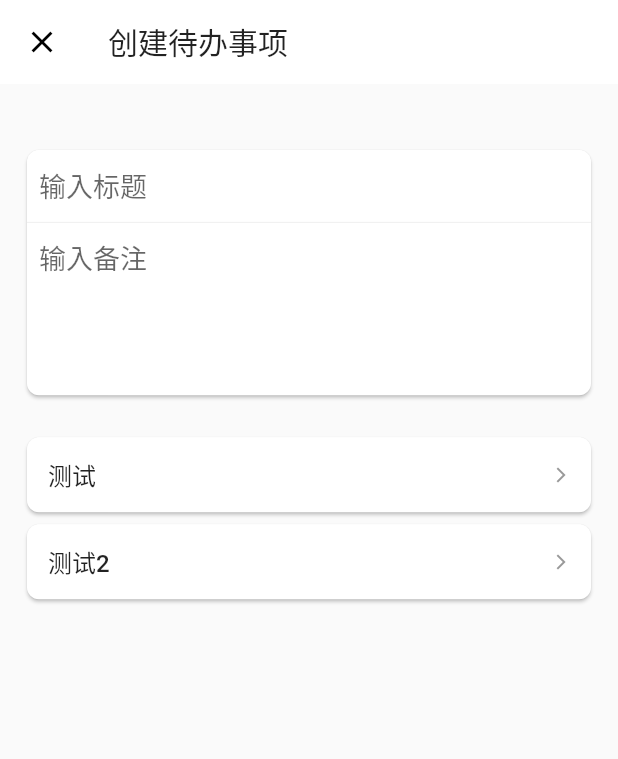
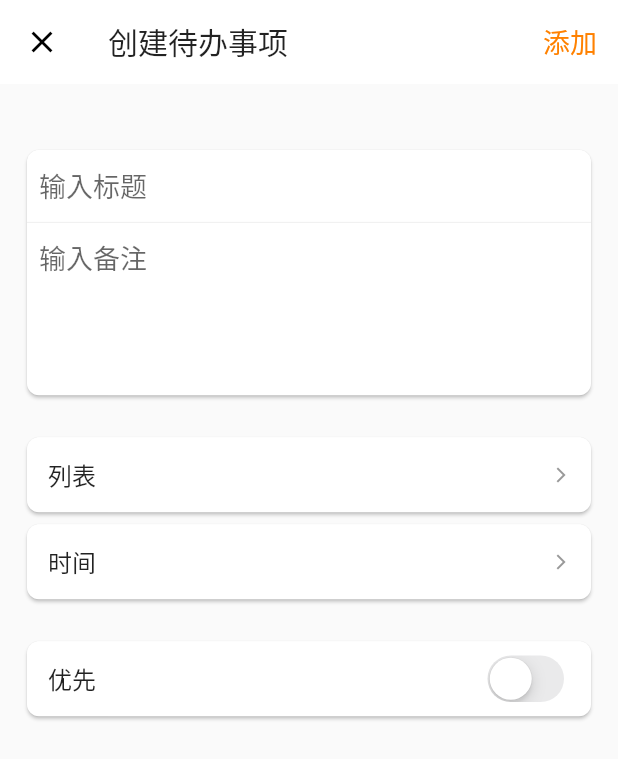
Before and after one commit to woxihejinghao/flutter_life_record, a Flutter app: the screen it shows after launch, after a tap on the "add" icon, on a phone screen of 412 x 824 dp. Shown: the top 759 px of the screen. Run offline on Flutter 3.47's test engine with Material 2 defaults, Android fonts, the phone set to English and light mode, and no system bars.

Commit message:
增加项目设置页面

```diff
--- a/lib/Common/lr_tool.dart
+++ b/lib/Common/lr_tool.dart
@@ -1,5 +1,3 @@
-import 'package:flutter/material.dart';
-
 import 'package:flutter/material.dart';
 
 class LRTool {
--- a/lib/Page/ToDo/Pages/todo_home_page.dart
+++ b/lib/Page/ToDo/Pages/todo_home_page.dart
@@ -1,6 +1,8 @@
 import 'package:flutter/material.dart';
 import 'package:flutter_life_record/Common/lr_color.dart';
+import 'package:flutter_life_record/Common/lr_tool.dart';
 import 'package:flutter_life_record/Page/ToDo/Pages/todo_list_create_page.dart';
+import 'package:flutter_life_record/Page/ToDo/Pages/todo_project_create_page.dart';
 import 'package:flutter_life_record/Page/ToDo/widgets/todo_litst_card.dart';
 import 'package:flutter_life_record/Page/ToDo/widgets/todo_project_card.dart';
 
@@ -85,7 +87,7 @@ class _ToDoHomePageState extends State<ToDoHomePage> {
       ),
     );
   }
-
+  //列表
   Widget todoProject() {
     return SliverToBoxAdapter(
       child: Container(
@@ -93,12 +95,36 @@ class _ToDoHomePageState extends State<ToDoHomePage> {
         height: 150,
         child: ListView.builder(
           itemBuilder: (context, index) {
-            return SizedBox(
+            return GestureDetector(
+              child: SizedBox(
               width: 120,
-              child: ToDoProjectCard(),
+              child: index != 0 ? ToDoProjectCard():Card(
+                elevation: 1,
+                child: Center(
+                  child: Column(
+                    mainAxisAlignment: MainAxisAlignment.center,
+                    children: [
+                      Icon(Icons.add,color: LRThemeColor.mainColor,),
+                      SizedBox(height: 5,),
+                      Text("创建列表")
+                    ],
+                  )
+                ),
+                shape: LRTool.getBorderRadius(8),
+              ),
+            ),
+            onTap: (){
+              if (index == 0) {
+                Navigator.push(context, MaterialPageRoute(builder: (context){
+                  return ToDoProjectCreatePage();
+                },fullscreenDialog: true));
+              }else{
+
+              }
+            },
             );
           },
-          itemCount: 50,
+          itemCount: 50 + 1,
           scrollDirection: Axis.horizontal,
         ),
       ),
--- a/lib/Page/ToDo/Pages/todo_list_create_page.dart
+++ b/lib/Page/ToDo/Pages/todo_list_create_page.dart
@@ -1,3 +1,4 @@
+import 'package:flutter/cupertino.dart';
 import 'package:flutter/material.dart';
 import 'package:flutter_life_record/Common/lr_color.dart';
 import 'package:flutter_life_record/Common/lr_tool.dart';
@@ -10,12 +11,19 @@ class ToDoListCreatePage extends StatefulWidget {
 }
 
 class _ToDoListCreatePageState extends State<ToDoListCreatePage> {
+bool isPriority = false;
+
   @override
   Widget build(BuildContext context) {
     return Scaffold(
       appBar: AppBar(
         title: Text("创建待办事项"),
         elevation: 0,
+        actions: [
+          TextButton(onPressed: (){
+
+          }, child: Text("添加",style: TextStyle(fontSize: 18,color: LRThemeColor.mainColor),))
+        ],
       ),
       body: SingleChildScrollView(
         physics: BouncingScrollPhysics(),
@@ -28,8 +36,10 @@ class _ToDoListCreatePageState extends State<ToDoListCreatePage> {
               SizedBox(
                 height: 20,
               ),
-              cardItem("测试"),
-              cardItem("测试2")
+              normalCardItem("列表"),
+              normalCardItem("时间"),
+              SizedBox(height: 20,),
+              switchCardItem()
             ],
           ),
         ),
@@ -69,7 +79,7 @@ class _ToDoListCreatePageState extends State<ToDoListCreatePage> {
     );
   }
 
-  Widget cardItem(String title) {
+  Widget normalCardItem(String title) {
     return Card(
       shape: LRTool.getBorderRadius(8),
       child: Container(
@@ -93,4 +103,33 @@ class _ToDoListCreatePageState extends State<ToDoListCreatePage> {
       elevation: 1,
     );
   }
+
+  Widget switchCardItem() {
+    return Card(
+      shape: LRTool.getBorderRadius(8),
+      child: Container(
+        height: 50,
+        padding: EdgeInsets.only(left: 14, right: 14),
+        child: Row(
+          mainAxisAlignment: MainAxisAlignment.spaceBetween,
+          children: [
+            Text(
+              "优先",
+              style: TextStyle(fontSize: 16, fontWeight: FontWeight.w500),
+            ),
+            CupertinoSwitch(
+              activeColor: LRThemeColor.mainColor,
+              value: this.isPriority,
+              onChanged: (isOn){
+                  setState(() {
+                    this.isPriority = isOn;
+                  });
+              },
+            )
+          ],
+        ),
+      ),
+      elevation: 1,
+    );
+  }
 }
--- a/lib/Page/ToDo/Widgets/todo_project_card.dart
+++ b/lib/Page/ToDo/Widgets/todo_project_card.dart
@@ -1,13 +1,11 @@
 import 'package:flutter/material.dart';
 
-class ToDoProjectCard extends StatefulWidget {
-  const ToDoProjectCard({Key? key}) : super(key: key);
+class ToDoProjectCard extends StatelessWidget {
+  final IconData iconData;
+  final String title;
+  final Color color;
+  const ToDoProjectCard({ Key? key, this.iconData = Icons.add, this.title = "标题", this.color = Colors.black }) : super(key: key);
 
-  @override
-  _ToDoProjectCardState createState() => _ToDoProjectCardState();
-}
-
-class _ToDoProjectCardState extends State<ToDoProjectCard> {
   @override
   Widget build(BuildContext context) {
     return Card(
@@ -15,11 +13,11 @@ class _ToDoProjectCardState extends State<ToDoProjectCard> {
         child: Column(
           mainAxisAlignment: MainAxisAlignment.center,
           children: [
-            Icon(Icons.access_alarms),
+            Icon(this.iconData,color: this.color,size: 30,),
             SizedBox(
               height: 8,
             ),
-            Text("标题")
+            Text(this.title,style: TextStyle(fontSize: 16),)
           ],
         ),
       ),
```
Also changed, not shown: lib/Page/ToDo/Pages/todo_project_create_page.dart (added, +200 -0 lines), lib/Page/ToDo/Widgets/color_select_item.dart (added, +20 -0 lines).
